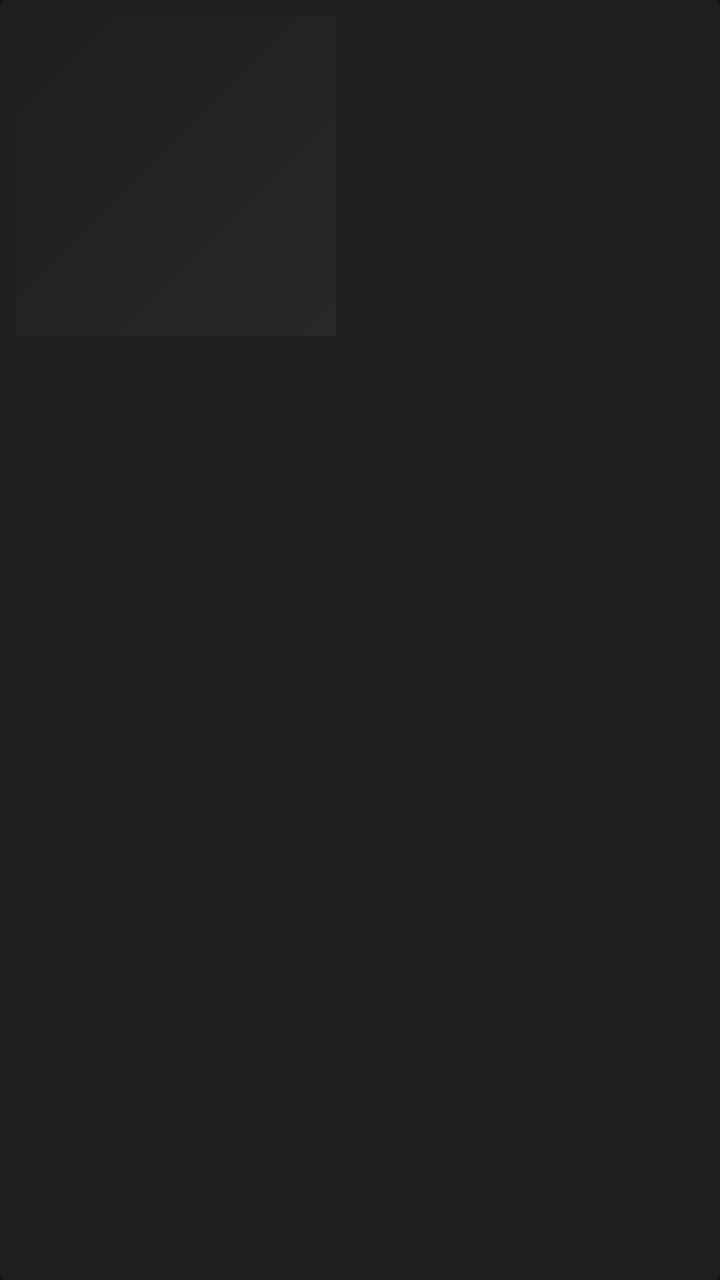
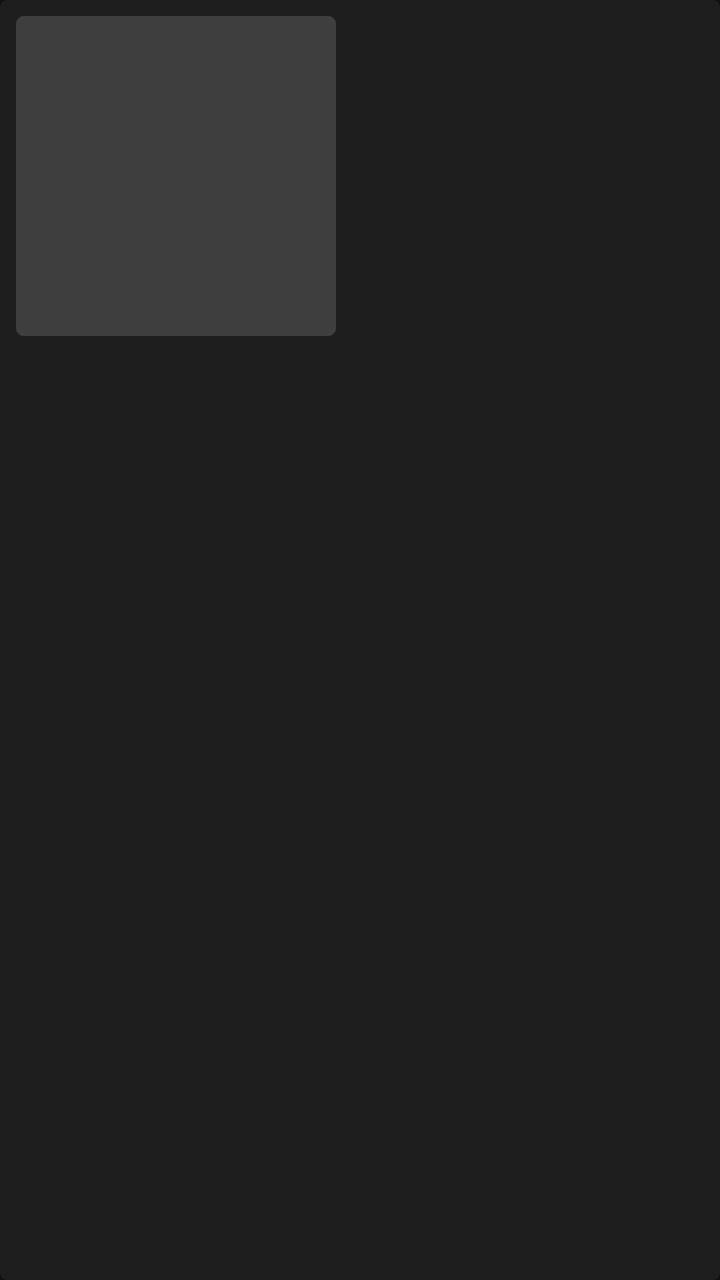

Compare the two renders of this Android layout. The source of the first and the diff that turns it into the second are given below.
<!-- AndroidManifest.xml: application theme Theme.MusicStreamingApp -->
<!-- res/layout/item_album_card.xml -->
<?xml version="1.0" encoding="utf-8"?>
<LinearLayout
    xmlns:android="http://schemas.android.com/apk/res/android"
    android:layout_width="@dimen/track_card_size"
    android:layout_height="wrap_content"
    android:orientation="vertical"
    android:layout_marginEnd="12dp"
    android:background="@drawable/bg_card"
    android:padding="8dp"
    android:clickable="true"
    android:focusable="true"
    android:foreground="?attr/selectableItemBackground">

    <ImageView
        android:id="@+id/iv_cover"
        android:layout_width="@dimen/track_card_cover_size"
        android:layout_height="@dimen/track_card_cover_size"
        android:scaleType="centerCrop"
        android:background="@drawable/placeholder_gradient"/>

    <TextView
        android:id="@+id/tv_title"
        android:layout_width="match_parent"
        android:layout_height="wrap_content"
        android:layout_marginTop="8dp"
        android:ellipsize="end"
        android:maxLines="1"
        android:textColor="@color/accent_white"
        android:textSize="14sp"
        android:textStyle="bold"/>

    <TextView
        android:id="@+id/tv_artist"
        android:layout_width="match_parent"
        android:layout_height="wrap_content"
        android:layout_marginTop="2dp"
        android:ellipsize="end"
        android:maxLines="1"
        android:textColor="@color/text_secondary"
        android:textSize="12sp"/>

</LinearLayout>
<!-- resources referenced by this layout -->
<resources>
  <color name="accent_white">#FFFFFF</color>
  <color name="text_secondary">#B3B3B3</color>
  <dimen name="track_card_cover_size">160dp</dimen>
  <dimen name="track_card_size">160dp</dimen>
  <!-- drawable bg_card (drawable) -->
  <?xml version="1.0" encoding="utf-8"?>
  <shape xmlns:android="http://schemas.android.com/apk/res/android"
      android:shape="rectangle">
      <corners android:radius="4dp" />
      <solid android:color="#1E1E1E" />
  </shape>
  <!-- drawable placeholder_gradient (drawable) -->
  <?xml version="1.0" encoding="utf-8"?>
  <shape xmlns:android="http://schemas.android.com/apk/res/android"
      android:shape="rectangle">
      <gradient
          android:angle="135"
          android:startColor="#282828"
          android:endColor="#1E1E1E"
          android:type="linear" />
  </shape>
  <style name="Theme.MusicStreamingApp" parent="Theme.MaterialComponents.DayNight.NoActionBar">
          <item name="colorPrimary">@color/spotify_green</item>
          <item name="colorPrimaryDark">@color/spotify_black</item>
          <item name="colorAccent">@color/spotify_green</item>
          <item name="android:windowBackground">@color/spotify_black</item>
          <item name="android:statusBarColor">@color/spotify_black</item>
          <item name="android:navigationBarColor">@color/spotify_dark</item>
          <item name="android:textColor">@color/spotify_white</item>
          <item name="android:textColorPrimary">@color/spotify_white</item>
          <item name="android:textColorSecondary">@color/spotify_gray</item>
          <item name="android:fontFamily">@font/montserrat</item>
          <item name="fontFamily">@font/montserrat</item>
          <item name="android:windowDrawsSystemBarBackgrounds">true</item>
          <item name="android:windowLightStatusBar">false</item>
          <item name="android:windowTranslucentStatus">false</item>
          <item name="android:windowTranslucentNavigation">false</item>
          <item name="android:colorControlHighlight">#33FFFFFF</item>
          <item name="bottomNavigationStyle">@style/BottomNavStyle</item>
      </style>
  <color name="spotify_green">#1DB954</color>
  <color name="spotify_black">#121212</color>
  <color name="spotify_dark">#191414</color>
  <color name="spotify_white">#FFFFFF</color>
  <color name="spotify_gray">#B3B3B3</color>
  <style name="BottomNavStyle" parent="Widget.MaterialComponents.BottomNavigationView">
          <item name="android:background">@color/spotify_dark</item>
          <item name="itemIconTint">@color/bottom_nav_tint</item>
          <item name="itemTextColor">@color/bottom_nav_tint</item>
          <item name="elevation">8dp</item>
      </style>
</resources>

<!-- the commit's change to res/layout/item_album_card.xml (unified diff, before → after) -->
@@ -11,12 +11,14 @@
     android:focusable="true"
     android:foreground="?attr/selectableItemBackground">
 
-    <ImageView
+    <com.google.android.material.imageview.ShapeableImageView
+        xmlns:app="http://schemas.android.com/apk/res-auto"
         android:id="@+id/iv_cover"
         android:layout_width="@dimen/track_card_cover_size"
         android:layout_height="@dimen/track_card_cover_size"
         android:scaleType="centerCrop"
-        android:background="@drawable/placeholder_gradient"/>
+        android:background="@color/spotify_elevated"
+        app:shapeAppearanceOverlay="@style/ShapeAppearance.Spotify.Rounded4"/>
 
     <TextView
         android:id="@+id/tv_title"
<!-- resource entries referenced after the edit -->
@@ -1,6 +1,7 @@
 <!-- resources referenced by this layout -->
 <resources>
   <color name="accent_white">#FFFFFF</color>
+  <color name="spotify_elevated">#3E3E3E</color>
   <color name="text_secondary">#B3B3B3</color>
   <dimen name="track_card_cover_size">160dp</dimen>
   <dimen name="track_card_size">160dp</dimen>
@@ -11,16 +12,10 @@
       <corners android:radius="4dp" />
       <solid android:color="#1E1E1E" />
   </shape>
-  <!-- drawable placeholder_gradient (drawable) -->
-  <?xml version="1.0" encoding="utf-8"?>
-  <shape xmlns:android="http://schemas.android.com/apk/res/android"
-      android:shape="rectangle">
-      <gradient
-          android:angle="135"
-          android:startColor="#282828"
-          android:endColor="#1E1E1E"
-          android:type="linear" />
-  </shape>
+  <style name="ShapeAppearance.Spotify.Rounded4" parent="">
+          <item name="cornerFamily">rounded</item>
+          <item name="cornerSize">4dp</item>
+      </style>
   <style name="Theme.MusicStreamingApp" parent="Theme.MaterialComponents.DayNight.NoActionBar">
           <item name="colorPrimary">@color/spotify_green</item>
           <item name="colorPrimaryDark">@color/spotify_black</item>
